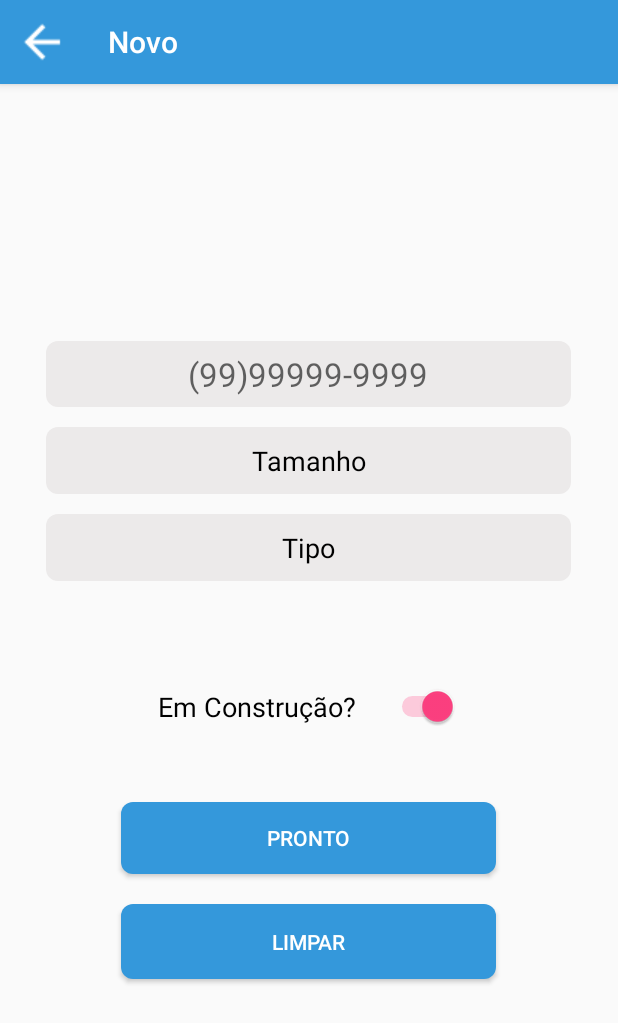
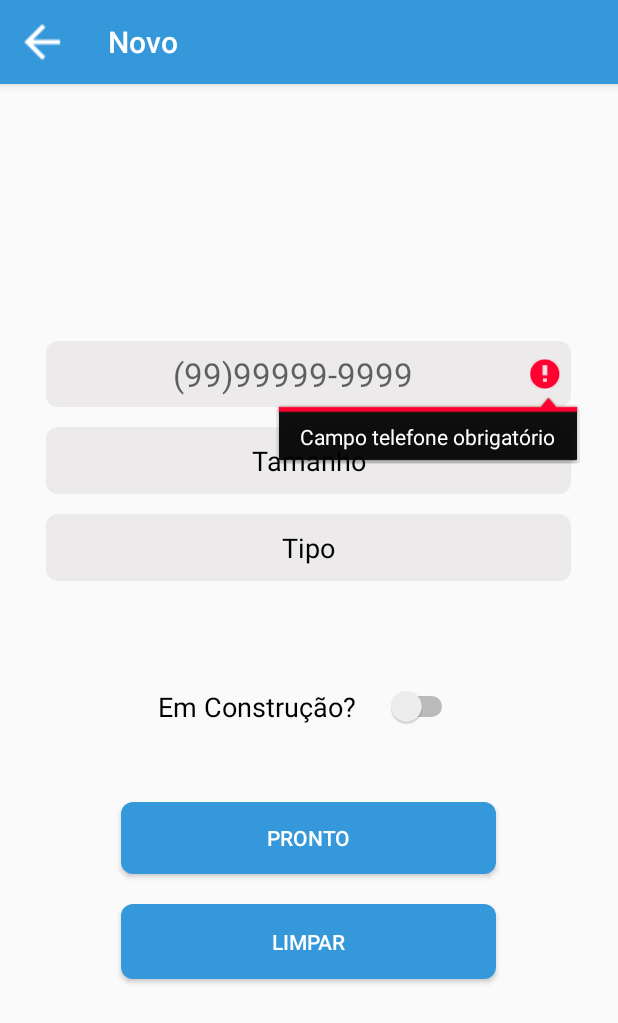
Before and after one commit to vivsaraujo/ProjetoMoraAqui, an Android app: the TelaNovo screen opened directly, with no data from a screen before it, after a tap on "PRONTO", on a phone screen of 412 x 824 dp. Shown: the top 1023 px of the screen. Run offline under Robolectric (Android 15) with nearby library versions, the phone set to English and light mode, and no system bars.

Commit message:
--atualizado

```diff
--- a/app/src/main/java/com/example/vivian/projetomoraaqui/TelaNovo.java
+++ b/app/src/main/java/com/example/vivian/projetomoraaqui/TelaNovo.java
@@ -1,6 +1,10 @@
 package com.example.vivian.projetomoraaqui;
 
+import android.app.Activity;
+import android.content.Intent;
 import android.os.Bundle;
+import android.os.Handler;
+import android.support.design.widget.Snackbar;
 import android.support.v4.app.NavUtils;
 import android.support.v7.app.AppCompatActivity;
 import android.support.v7.widget.Toolbar;
@@ -31,7 +35,7 @@ public class TelaNovo extends AppCompatActivity {
     protected void onCreate(Bundle savedInstanceState) {
         super.onCreate(savedInstanceState);
         setContentView(R.layout.activity_tela_novo);
-        Toolbar toolbar = (Toolbar) findViewById(R.id.toolbar);
+        final Toolbar toolbar = (Toolbar) findViewById(R.id.toolbar);
         setSupportActionBar(toolbar);
 
         spin_tamanho = (Spinner) findViewById(R.id.spin_tamanho);
@@ -39,7 +43,6 @@ public class TelaNovo extends AppCompatActivity {
         edt_fone = (EditText) findViewById(R.id.edt_fone);
         bt_limpar = (Button) findViewById(R.id.bt_limpar);
         bt_pronto = (Button) findViewById(R.id.bt_pronto);
-
 
         toolbar.setTitleTextColor(getResources().getColor(R.color.colorTexto));
         if (toolbar != null) {
@@ -62,6 +65,26 @@ public class TelaNovo extends AppCompatActivity {
             }
         });
 
+        bt_pronto.setOnClickListener(new View.OnClickListener() {
+            @Override
+            public void onClick(View v) {
+
+                String telefone = edt_fone.getText().toString();
+                if(telefone == null || telefone.equals("")) {
+                    edt_fone.setError("Campo telefone obrigatório");
+                    return;
+
+                    } else{
+
+                    Toast.makeText(TelaNovo.this, "Informações salvas com sucesso", Toast.LENGTH_SHORT).show();
+                    Intent telaAnterior  = new Intent(TelaNovo.this, MainActivity.class);
+                    startActivity(telaAnterior);
+
+                }
+            }
+        });
+
+
         spin_tamanho.setOnItemSelectedListener(new AdapterView.OnItemSelectedListener() {
             @Override
             public void onItemSelected(AdapterView<?> parent, View view, int position, long id) {
@@ -73,21 +96,11 @@ public class TelaNovo extends AppCompatActivity {
                 }catch (Exception e){
                     e.printStackTrace();
                 }
-
             }
 
             @Override
             public void onNothingSelected(AdapterView<?> parent) {
 
-            }
-        });
-
-
-        bt_pronto.setOnClickListener(new View.OnClickListener() {
-            @Override
-            public void onClick(View v) {
-
-                Toast.makeText(TelaNovo.this, "Salvo", Toast.LENGTH_SHORT).show();
             }
         });
 
@@ -97,7 +110,7 @@ public class TelaNovo extends AppCompatActivity {
                 try{
                     if(position > 0) {
                         String itemSelecionado = spin_tipo.getSelectedItem().toString();
-                        Log.i("MeuLogTipo", itemSelecionado);
+                        Log.i("MeuLogX", itemSelecionado);
                     }
                 }catch (Exception e){
                     e.printStackTrace();
@@ -114,7 +127,6 @@ public class TelaNovo extends AppCompatActivity {
         carregaSpinnerTipo();
 
     }
-
 
     public void carregaSpinnerTamanho() {
 
@@ -152,4 +164,5 @@ public class TelaNovo extends AppCompatActivity {
                 this));
 
     }
+
 }
--- a/app/src/main/res/layout/content_tela_novo.xml
+++ b/app/src/main/res/layout/content_tela_novo.xml
@@ -27,7 +27,8 @@
                 android:inputType="phone"
                 android:padding="7dp"
                 android:textAlignment="center"
-                android:textSize="22dp" />
+                android:textSize="22dp"
+                android:maxLength="11"/>
 
             <Spinner
                 android:id="@+id/spin_tamanho"
@@ -60,7 +61,7 @@
                 android:layout_centerHorizontal="true"
                 android:layout_gravity="center_horizontal"
                 android:layout_marginTop="70dp"
-                android:checked="true"
+                android:checked="false"
                 android:text="Em Construção?"
                 android:textOff="Não"
                 android:textOn="Sim"
--- a/build.gradle
+++ b/build.gradle
@@ -5,7 +5,7 @@ buildscript {
         jcenter()
     }
     dependencies {
-        classpath 'com.android.tools.build:gradle:2.3.1'
+        classpath 'com.android.tools.build:gradle:2.3.2'
 
         // NOTE: Do not place your application dependencies here; they belong
         // in the individual module build.gradle files
```
